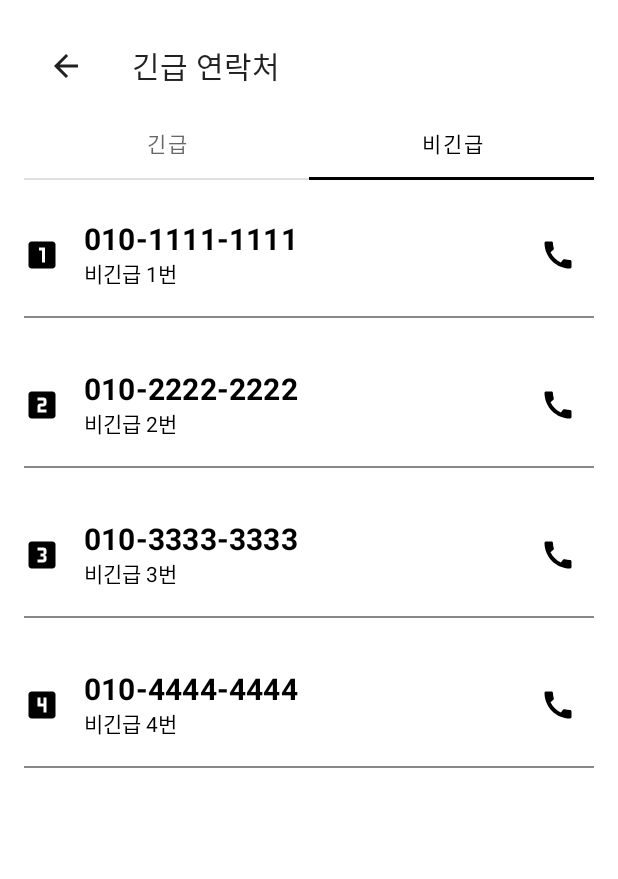
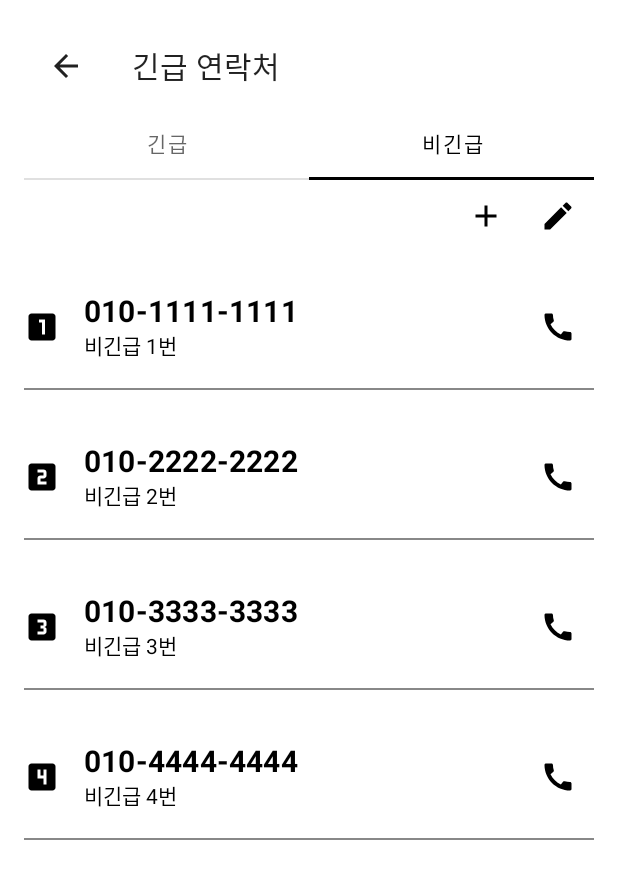
Before and after one commit to imtaejugkim/EmergencyGuide, an Android app built with Jetpack Compose: the EmergencyNumberActivity screen opened directly, with no data from a screen before it, tab 2 chosen, on a phone screen of 412 x 824 dp. Shown: the top 879 px of the screen. Run offline under Robolectric (Android 15) with nearby library versions, the phone set to English and light mode, and no system bars.

Commit message:
Feat: Create AddandEditButtons composable

```diff
--- a/app/src/main/java/com/example/emergencyguide/EmergencyNumber/EmergencyNumberActivity.kt
+++ b/app/src/main/java/com/example/emergencyguide/EmergencyNumber/EmergencyNumberActivity.kt
@@ -22,8 +22,10 @@ import androidx.compose.foundation.layout.width
 import androidx.compose.foundation.shape.RoundedCornerShape
 import androidx.compose.material.*
 import androidx.compose.material.icons.Icons
+import androidx.compose.material.icons.filled.Add
 import androidx.compose.material.icons.filled.ArrowBack
 import androidx.compose.material.icons.filled.Call
+import androidx.compose.material.icons.filled.Edit
 import androidx.compose.material.icons.filled.LocalFireDepartment
 import androidx.compose.material.icons.filled.LocalHospital
 import androidx.compose.material.icons.filled.LocalPolice
@@ -105,6 +107,7 @@ class EmergencyNumberActivity : AppCompatActivity() {
                         EmergencyContact(Icons.Default.Waves, "122", "해양사고")
                     }
                     1 -> {
+                        AddandEditButtons()
                         EmergencyContact(Icons.Default.LooksOne, "010-1111-1111", "비긴급 1번")
                         EmergencyContact(Icons.Default.LooksTwo, "010-2222-2222", "비긴급 2번")
                         EmergencyContact(Icons.Default.Looks3, "010-3333-3333", "비긴급 3번")
@@ -144,4 +147,23 @@ class EmergencyNumberActivity : AppCompatActivity() {
             Divider(color = Color.Gray, thickness = 1.dp, modifier = Modifier.align(Alignment.BottomCenter))
         }
     }
+
+    @Composable
+    fun AddandEditButtons() {
+        Row(
+            modifier = Modifier
+                .fillMaxWidth()
+                ,
+            horizontalArrangement = Arrangement.End,
+            verticalAlignment = Alignment.CenterVertically
+        ) {
+            IconButton(onClick = { /* TODO: Add action */ }) {
+                Icon(imageVector = Icons.Default.Add, contentDescription = "Add")
+            }
+            IconButton(onClick = { /* TODO: Edit action */ }) {
+                Icon(imageVector = Icons.Default.Edit, contentDescription = "Edit")
+            }
+        }
+    }
+
 }
```
